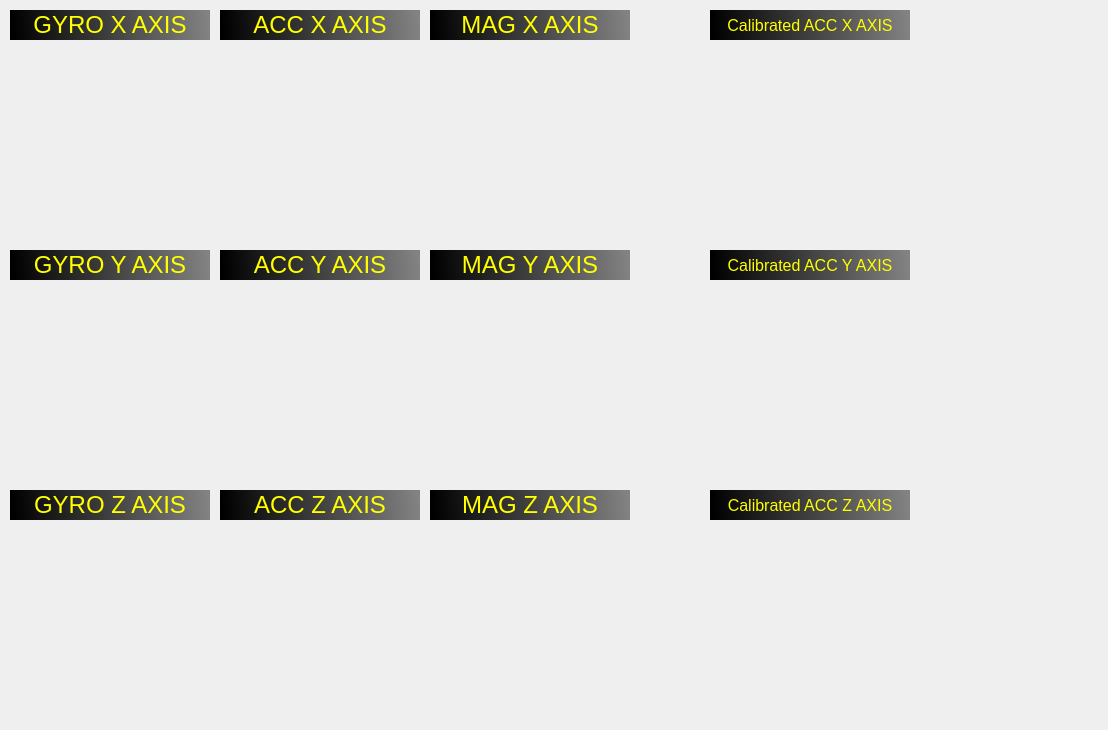
The window that mainwindow.ui (ahmetcihan/GUI_gyro_observer) describes before a commit, drawn with Qt 5.
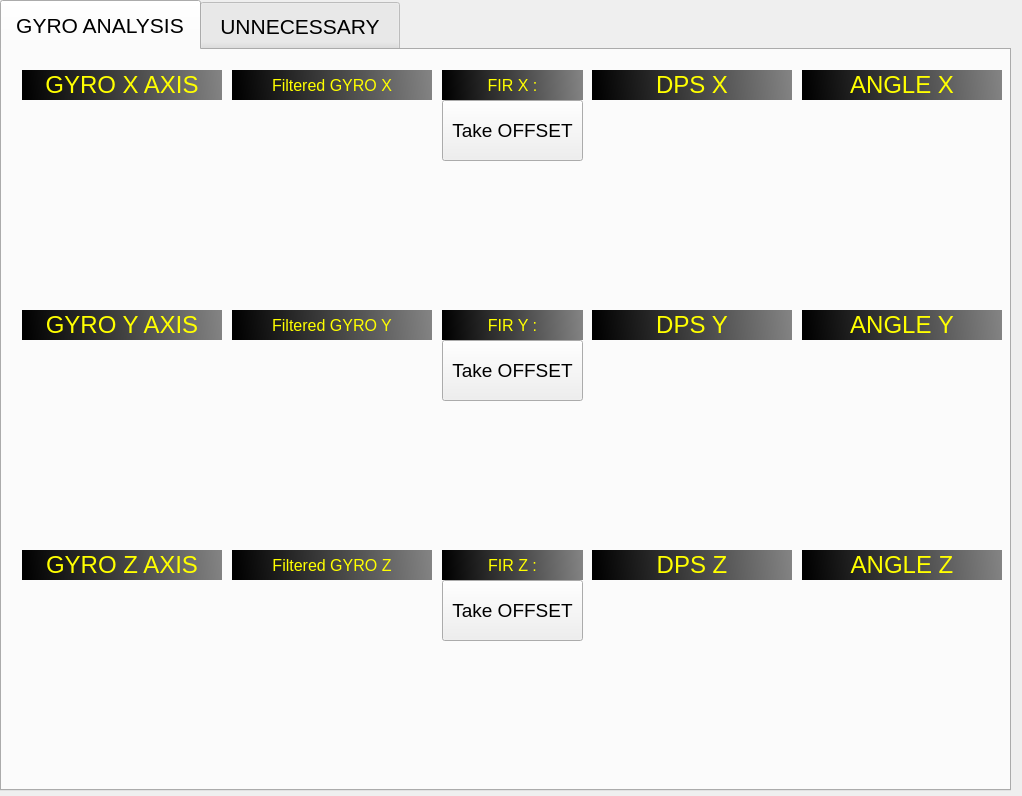
The same window after the commit.

Commit message: gyro plotting with filters and dps

What changed in the file:
```diff
--- a/mainwindow.ui
+++ b/mainwindow.ui
@@ -6,8 +6,8 @@
    <rect>
     <x>0</x>
     <y>0</y>
-    <width>1108</width>
-    <height>730</height>
+    <width>1022</width>
+    <height>796</height>
    </rect>
   </property>
   <property name="sizePolicy">
@@ -26,18 +26,43 @@
    <bool>false</bool>
   </property>
   <widget class="QWidget" name="centralWidget">
-   <widget class="QLabel" name="label_gyro_x">
+   <widget class="QTabWidget" name="tabWidget">
     <property name="geometry">
      <rect>
-      <x>10</x>
-      <y>10</y>
-      <width>200</width>
+      <x>0</x>
+      <y>0</y>
+      <width>1011</width>
+      <height>791</height>
+     </rect>
+    </property>
+    <property name="font">
+     <font>
+      <pointsize>16</pointsize>
+     </font>
+    </property>
+    <property name="styleSheet">
+     <string notr="true">QTabBar::tab { height: 50px; width: 200px}
+</string>
+    </property>
+    <property name="currentIndex">
+     <number>0</number>
+    </property>
+    <widget class="QWidget" name="tab">
+     <attribute name="title">
+      <string>GYRO ANALYSIS</string>
+     </attribute>
+     <widget class="QLabel" name="label_fir_gyro_y">
+      <property name="geometry">
+       <rect>
+        <x>440</x>
+        <y>260</y>
+        <width>141</width>
       <height>30</height>
      </rect>
     </property>
     <property name="font">
      <font>
-      <pointsize>18</pointsize>
+        <pointsize>12</pointsize>
      </font>
     </property>
     <property name="styleSheet">
@@ -45,62 +70,55 @@
 background-color: qlineargradient(spread:pad, x1:0, y1:0.0170455, x2:0.99, y2:0, stop:0 rgba(0, 0, 0, 255), stop:1 rgba(131, 131, 131, 255));</string>
     </property>
     <property name="text">
-     <string>GYRO X AXIS</string>
+       <string>FIR Y :</string>
     </property>
     <property name="alignment">
      <set>Qt::AlignCenter</set>
     </property>
    </widget>
-   <widget class="QWidget" name="plot_gyro_x" native="true">
+     <widget class="QWidget" name="plot_filtered_gyro_z" native="true">
     <property name="geometry">
      <rect>
-      <x>10</x>
-      <y>40</y>
+        <x>230</x>
+        <y>530</y>
       <width>200</width>
       <height>200</height>
      </rect>
     </property>
    </widget>
-   <widget class="QLabel" name="label_gyro_y">
-    <property name="geometry">
-     <rect>
-      <x>10</x>
-      <y>250</y>
-      <width>200</width>
-      <height>30</height>
-     </rect>
-    </property>
-    <property name="font">
-     <font>
-      <pointsize>18</pointsize>
-     </font>
-    </property>
-    <property name="styleSheet">
-     <string notr="true">color: rgb(255, 255, 0);
-background-color: qlineargradient(spread:pad, x1:0, y1:0.0170455, x2:0.99, y2:0, stop:0 rgba(0, 0, 0, 255), stop:1 rgba(131, 131, 131, 255));</string>
-    </property>
-    <property name="text">
-     <string>GYRO Y AXIS</string>
-    </property>
-    <property name="alignment">
-     <set>Qt::AlignCenter</set>
-    </property>
-   </widget>
    <widget class="QWidget" name="plot_gyro_y" native="true">
     <property name="geometry">
      <rect>
-      <x>10</x>
-      <y>280</y>
+        <x>20</x>
+        <y>290</y>
       <width>200</width>
       <height>200</height>
      </rect>
     </property>
    </widget>
+     <widget class="QPushButton" name="pushButton_offset_gyro_z">
+      <property name="geometry">
+       <rect>
+        <x>440</x>
+        <y>530</y>
+        <width>141</width>
+        <height>61</height>
+       </rect>
+      </property>
+      <property name="font">
+       <font>
+        <pointsize>14</pointsize>
+       </font>
+      </property>
+      <property name="text">
+       <string>Take OFFSET</string>
+      </property>
+     </widget>
    <widget class="QLabel" name="label_gyro_z">
     <property name="geometry">
      <rect>
-      <x>10</x>
-      <y>490</y>
+        <x>20</x>
+        <y>500</y>
       <width>200</width>
       <height>30</height>
      </rect>
@@ -124,24 +142,84 @@
    <widget class="QWidget" name="plot_gyro_z" native="true">
     <property name="geometry">
      <rect>
-      <x>10</x>
-      <y>520</y>
+        <x>20</x>
+        <y>530</y>
       <width>200</width>
       <height>200</height>
      </rect>
     </property>
    </widget>
-   <widget class="QLabel" name="label_acc_x">
+     <widget class="QLabel" name="label_filtered_gyro_z">
     <property name="geometry">
      <rect>
-      <x>220</x>
-      <y>10</y>
+        <x>230</x>
+        <y>500</y>
       <width>200</width>
       <height>30</height>
      </rect>
     </property>
     <property name="font">
      <font>
+        <pointsize>12</pointsize>
+       </font>
+      </property>
+      <property name="styleSheet">
+       <string notr="true">color: rgb(255, 255, 0);
+background-color: qlineargradient(spread:pad, x1:0, y1:0.0170455, x2:0.99, y2:0, stop:0 rgba(0, 0, 0, 255), stop:1 rgba(131, 131, 131, 255));</string>
+      </property>
+      <property name="text">
+       <string>Filtered GYRO Z</string>
+      </property>
+      <property name="alignment">
+       <set>Qt::AlignCenter</set>
+      </property>
+     </widget>
+     <widget class="QWidget" name="plot_filtered_gyro_y" native="true">
+      <property name="geometry">
+       <rect>
+        <x>230</x>
+        <y>290</y>
+        <width>200</width>
+        <height>200</height>
+       </rect>
+      </property>
+     </widget>
+     <widget class="QLabel" name="label_fir_gyro_z">
+      <property name="geometry">
+       <rect>
+        <x>440</x>
+        <y>500</y>
+        <width>141</width>
+        <height>30</height>
+       </rect>
+      </property>
+      <property name="font">
+       <font>
+        <pointsize>12</pointsize>
+       </font>
+      </property>
+      <property name="styleSheet">
+       <string notr="true">color: rgb(255, 255, 0);
+background-color: qlineargradient(spread:pad, x1:0, y1:0.0170455, x2:0.99, y2:0, stop:0 rgba(0, 0, 0, 255), stop:1 rgba(131, 131, 131, 255));</string>
+      </property>
+      <property name="text">
+       <string>FIR Z :</string>
+      </property>
+      <property name="alignment">
+       <set>Qt::AlignCenter</set>
+      </property>
+     </widget>
+     <widget class="QLabel" name="label_gyro_y">
+      <property name="geometry">
+       <rect>
+        <x>20</x>
+        <y>260</y>
+        <width>200</width>
+        <height>30</height>
+       </rect>
+      </property>
+      <property name="font">
+       <font>
       <pointsize>18</pointsize>
      </font>
     </property>
@@ -150,17 +228,17 @@
 background-color: qlineargradient(spread:pad, x1:0, y1:0.0170455, x2:0.99, y2:0, stop:0 rgba(0, 0, 0, 255), stop:1 rgba(131, 131, 131, 255));</string>
     </property>
     <property name="text">
-     <string>ACC X AXIS</string>
+       <string>GYRO Y AXIS</string>
     </property>
     <property name="alignment">
      <set>Qt::AlignCenter</set>
     </property>
    </widget>
-   <widget class="QLabel" name="label_acc_z">
+     <widget class="QLabel" name="label_gyro_x">
     <property name="geometry">
      <rect>
-      <x>220</x>
-      <y>490</y>
+        <x>20</x>
+        <y>20</y>
       <width>200</width>
       <height>30</height>
      </rect>
@@ -175,38 +253,159 @@
 background-color: qlineargradient(spread:pad, x1:0, y1:0.0170455, x2:0.99, y2:0, stop:0 rgba(0, 0, 0, 255), stop:1 rgba(131, 131, 131, 255));</string>
     </property>
     <property name="text">
-     <string>ACC Z AXIS</string>
+       <string>GYRO X AXIS</string>
     </property>
     <property name="alignment">
      <set>Qt::AlignCenter</set>
     </property>
    </widget>
-   <widget class="QWidget" name="plot_acc_z" native="true">
+     <widget class="QPushButton" name="pushButton_offset_gyro_y">
     <property name="geometry">
      <rect>
-      <x>220</x>
-      <y>520</y>
+        <x>440</x>
+        <y>290</y>
+        <width>141</width>
+        <height>61</height>
+       </rect>
+      </property>
+      <property name="font">
+       <font>
+        <pointsize>14</pointsize>
+       </font>
+      </property>
+      <property name="text">
+       <string>Take OFFSET</string>
+      </property>
+     </widget>
+     <widget class="QWidget" name="plot_gyro_x" native="true">
+      <property name="geometry">
+       <rect>
+        <x>20</x>
+        <y>50</y>
       <width>200</width>
       <height>200</height>
      </rect>
     </property>
    </widget>
-   <widget class="QWidget" name="plot_acc_x" native="true">
+     <widget class="QLabel" name="label_filtered_gyro_x">
     <property name="geometry">
      <rect>
-      <x>220</x>
-      <y>40</y>
+        <x>230</x>
+        <y>20</y>
       <width>200</width>
+        <height>30</height>
+       </rect>
+      </property>
+      <property name="font">
+       <font>
+        <pointsize>12</pointsize>
+       </font>
+      </property>
+      <property name="styleSheet">
+       <string notr="true">color: rgb(255, 255, 0);
+background-color: qlineargradient(spread:pad, x1:0, y1:0.0170455, x2:0.99, y2:0, stop:0 rgba(0, 0, 0, 255), stop:1 rgba(131, 131, 131, 255));</string>
+      </property>
+      <property name="text">
+       <string>Filtered GYRO X</string>
+      </property>
+      <property name="alignment">
+       <set>Qt::AlignCenter</set>
+      </property>
+     </widget>
+     <widget class="QPushButton" name="pushButton_offset_gyro_x">
+      <property name="geometry">
+       <rect>
+        <x>440</x>
+        <y>50</y>
+        <width>141</width>
+        <height>61</height>
+       </rect>
+      </property>
+      <property name="font">
+       <font>
+        <pointsize>14</pointsize>
+       </font>
+      </property>
+      <property name="text">
+       <string>Take OFFSET</string>
+      </property>
+     </widget>
+     <widget class="QLabel" name="label_filtered_gyro_y">
+      <property name="geometry">
+       <rect>
+        <x>230</x>
+        <y>260</y>
+        <width>200</width>
+        <height>30</height>
+       </rect>
+      </property>
+      <property name="font">
+       <font>
+        <pointsize>12</pointsize>
+       </font>
+      </property>
+      <property name="styleSheet">
+       <string notr="true">color: rgb(255, 255, 0);
+background-color: qlineargradient(spread:pad, x1:0, y1:0.0170455, x2:0.99, y2:0, stop:0 rgba(0, 0, 0, 255), stop:1 rgba(131, 131, 131, 255));</string>
+      </property>
+      <property name="text">
+       <string>Filtered GYRO Y</string>
+      </property>
+      <property name="alignment">
+       <set>Qt::AlignCenter</set>
+      </property>
+     </widget>
+     <widget class="QLabel" name="label_fir_gyro_x">
+      <property name="geometry">
+       <rect>
+        <x>440</x>
+        <y>20</y>
+        <width>141</width>
+        <height>30</height>
+       </rect>
+      </property>
+      <property name="font">
+       <font>
+        <pointsize>12</pointsize>
+       </font>
+      </property>
+      <property name="styleSheet">
+       <string notr="true">color: rgb(255, 255, 0);
+background-color: qlineargradient(spread:pad, x1:0, y1:0.0170455, x2:0.99, y2:0, stop:0 rgba(0, 0, 0, 255), stop:1 rgba(131, 131, 131, 255));</string>
+      </property>
+      <property name="text">
+       <string>FIR X :</string>
+      </property>
+      <property name="alignment">
+       <set>Qt::AlignCenter</set>
+      </property>
+     </widget>
+     <widget class="QWidget" name="plot_filtered_gyro_x" native="true">
+      <property name="geometry">
+       <rect>
+        <x>230</x>
+        <y>50</y>
+        <width>200</width>
       <height>200</height>
      </rect>
     </property>
    </widget>
-   <widget class="QLabel" name="label_acc_y">
+     <widget class="QWidget" name="plot_gyro_dps_z" native="true">
     <property name="geometry">
      <rect>
-      <x>220</x>
-      <y>250</y>
+        <x>590</x>
+        <y>530</y>
       <width>200</width>
+        <height>200</height>
+       </rect>
+      </property>
+     </widget>
+     <widget class="QLabel" name="label_gyro_dps_y">
+      <property name="geometry">
+       <rect>
+        <x>590</x>
+        <y>260</y>
+        <width>200</width>
       <height>30</height>
      </rect>
     </property>
@@ -220,26 +419,241 @@
 background-color: qlineargradient(spread:pad, x1:0, y1:0.0170455, x2:0.99, y2:0, stop:0 rgba(0, 0, 0, 255), stop:1 rgba(131, 131, 131, 255));</string>
     </property>
     <property name="text">
-     <string>ACC Y AXIS</string>
+       <string>DPS Y</string>
     </property>
     <property name="alignment">
      <set>Qt::AlignCenter</set>
     </property>
    </widget>
+     <widget class="QWidget" name="plot_gyro_dps_x" native="true">
+      <property name="geometry">
+       <rect>
+        <x>590</x>
+        <y>50</y>
+        <width>200</width>
+        <height>200</height>
+       </rect>
+      </property>
+     </widget>
+     <widget class="QWidget" name="plot_gyro_dps_y" native="true">
+      <property name="geometry">
+       <rect>
+        <x>590</x>
+        <y>290</y>
+        <width>200</width>
+        <height>200</height>
+       </rect>
+      </property>
+     </widget>
+     <widget class="QLabel" name="label_gyro_dps_x">
+      <property name="geometry">
+       <rect>
+        <x>590</x>
+        <y>20</y>
+        <width>200</width>
+        <height>30</height>
+       </rect>
+      </property>
+      <property name="font">
+       <font>
+        <pointsize>18</pointsize>
+       </font>
+      </property>
+      <property name="styleSheet">
+       <string notr="true">color: rgb(255, 255, 0);
+background-color: qlineargradient(spread:pad, x1:0, y1:0.0170455, x2:0.99, y2:0, stop:0 rgba(0, 0, 0, 255), stop:1 rgba(131, 131, 131, 255));</string>
+      </property>
+      <property name="text">
+       <string>DPS X</string>
+      </property>
+      <property name="alignment">
+       <set>Qt::AlignCenter</set>
+      </property>
+     </widget>
+     <widget class="QLabel" name="label_gyro_dps_z">
+      <property name="geometry">
+       <rect>
+        <x>590</x>
+        <y>500</y>
+        <width>200</width>
+        <height>30</height>
+       </rect>
+      </property>
+      <property name="font">
+       <font>
+        <pointsize>18</pointsize>
+       </font>
+      </property>
+      <property name="styleSheet">
+       <string notr="true">color: rgb(255, 255, 0);
+background-color: qlineargradient(spread:pad, x1:0, y1:0.0170455, x2:0.99, y2:0, stop:0 rgba(0, 0, 0, 255), stop:1 rgba(131, 131, 131, 255));</string>
+      </property>
+      <property name="text">
+       <string>DPS Z</string>
+      </property>
+      <property name="alignment">
+       <set>Qt::AlignCenter</set>
+      </property>
+     </widget>
+     <widget class="QWidget" name="plot_gyro_angle_y" native="true">
+      <property name="geometry">
+       <rect>
+        <x>800</x>
+        <y>290</y>
+        <width>200</width>
+        <height>200</height>
+       </rect>
+      </property>
+     </widget>
+     <widget class="QLabel" name="label_gyro_angle_z">
+      <property name="geometry">
+       <rect>
+        <x>800</x>
+        <y>500</y>
+        <width>200</width>
+        <height>30</height>
+       </rect>
+      </property>
+      <property name="font">
+       <font>
+        <pointsize>18</pointsize>
+       </font>
+      </property>
+      <property name="styleSheet">
+       <string notr="true">color: rgb(255, 255, 0);
+background-color: qlineargradient(spread:pad, x1:0, y1:0.0170455, x2:0.99, y2:0, stop:0 rgba(0, 0, 0, 255), stop:1 rgba(131, 131, 131, 255));</string>
+      </property>
+      <property name="text">
+       <string>ANGLE Z</string>
+      </property>
+      <property name="alignment">
+       <set>Qt::AlignCenter</set>
+      </property>
+     </widget>
+     <widget class="QWidget" name="plot_gyro_angle_x" native="true">
+      <property name="geometry">
+       <rect>
+        <x>800</x>
+        <y>50</y>
+        <width>200</width>
+        <height>200</height>
+       </rect>
+      </property>
+     </widget>
+     <widget class="QLabel" name="label_gyro_angle_x">
+      <property name="geometry">
+       <rect>
+        <x>800</x>
+        <y>20</y>
+        <width>200</width>
+        <height>30</height>
+       </rect>
+      </property>
+      <property name="font">
+       <font>
+        <pointsize>18</pointsize>
+       </font>
+      </property>
+      <property name="styleSheet">
+       <string notr="true">color: rgb(255, 255, 0);
+background-color: qlineargradient(spread:pad, x1:0, y1:0.0170455, x2:0.99, y2:0, stop:0 rgba(0, 0, 0, 255), stop:1 rgba(131, 131, 131, 255));</string>
+      </property>
+      <property name="text">
+       <string>ANGLE X</string>
+      </property>
+      <property name="alignment">
+       <set>Qt::AlignCenter</set>
+      </property>
+     </widget>
+     <widget class="QLabel" name="label_gyro_angle_y">
+      <property name="geometry">
+       <rect>
+        <x>800</x>
+        <y>260</y>
+        <width>200</width>
+        <height>30</height>
+       </rect>
+      </property>
+      <property name="font">
+       <font>
+        <pointsize>18</pointsize>
+       </font>
+      </property>
+      <property name="styleSheet">
+       <string notr="true">color: rgb(255, 255, 0);
+background-color: qlineargradient(spread:pad, x1:0, y1:0.0170455, x2:0.99, y2:0, stop:0 rgba(0, 0, 0, 255), stop:1 rgba(131, 131, 131, 255));</string>
+      </property>
+      <property name="text">
+       <string>ANGLE Y</string>
+      </property>
+      <property name="alignment">
+       <set>Qt::AlignCenter</set>
+      </property>
+     </widget>
+     <widget class="QWidget" name="plot_gyro_angle_z" native="true">
+      <property name="geometry">
+       <rect>
+        <x>800</x>
+        <y>530</y>
+        <width>200</width>
+        <height>200</height>
+       </rect>
+      </property>
+     </widget>
+    </widget>
+    <widget class="QWidget" name="tab_2">
+     <attribute name="title">
+      <string>UNNECESSARY</string>
+     </attribute>
    <widget class="QWidget" name="plot_acc_y" native="true">
     <property name="geometry">
      <rect>
-      <x>220</x>
+        <x>10</x>
       <y>280</y>
       <width>200</width>
       <height>200</height>
      </rect>
     </property>
    </widget>
+     <widget class="QWidget" name="plot_acc_z" native="true">
+      <property name="geometry">
+       <rect>
+        <x>10</x>
+        <y>520</y>
+        <width>200</width>
+        <height>200</height>
+       </rect>
+      </property>
+     </widget>
+     <widget class="QLabel" name="label_mag_z">
+      <property name="geometry">
+       <rect>
+        <x>220</x>
+        <y>490</y>
+        <width>200</width>
+        <height>30</height>
+       </rect>
+      </property>
+      <property name="font">
+       <font>
+        <pointsize>18</pointsize>
+       </font>
+      </property>
+      <property name="styleSheet">
+       <string notr="true">color: rgb(255, 255, 0);
+background-color: qlineargradient(spread:pad, x1:0, y1:0.0170455, x2:0.99, y2:0, stop:0 rgba(0, 0, 0, 255), stop:1 rgba(131, 131, 131, 255));</string>
+      </property>
+      <property name="text">
+       <string>MAG Z AXIS</string>
+      </property>
+      <property name="alignment">
+       <set>Qt::AlignCenter</set>
+      </property>
+     </widget>
    <widget class="QLabel" name="label_mag_y">
     <property name="geometry">
      <rect>
-      <x>430</x>
+        <x>220</x>
       <y>250</y>
       <width>200</width>
       <height>30</height>
@@ -264,17 +678,52 @@
    <widget class="QWidget" name="plot_mag_z" native="true">
     <property name="geometry">
      <rect>
-      <x>430</x>
+        <x>220</x>
       <y>520</y>
       <width>200</width>
       <height>200</height>
      </rect>
     </property>
    </widget>
+     <widget class="QWidget" name="plot_acc_x" native="true">
+      <property name="geometry">
+       <rect>
+        <x>10</x>
+        <y>40</y>
+        <width>200</width>
+        <height>200</height>
+       </rect>
+      </property>
+     </widget>
+     <widget class="QLabel" name="label_acc_y">
+      <property name="geometry">
+       <rect>
+        <x>10</x>
+        <y>250</y>
+        <width>200</width>
+        <height>30</height>
+       </rect>
+      </property>
+      <property name="font">
+       <font>
+        <pointsize>18</pointsize>
+       </font>
+      </property>
+      <property name="styleSheet">
+       <string notr="true">color: rgb(255, 255, 0);
+background-color: qlineargradient(spread:pad, x1:0, y1:0.0170455, x2:0.99, y2:0, stop:0 rgba(0, 0, 0, 255), stop:1 rgba(131, 131, 131, 255));</string>
+      </property>
+      <property name="text">
+       <string>ACC Y AXIS</string>
+      </property>
+      <property name="alignment">
+       <set>Qt::AlignCenter</set>
+      </property>
+     </widget>
    <widget class="QLabel" name="label_mag_x">
     <property name="geometry">
      <rect>
-      <x>430</x>
+        <x>220</x>
       <y>10</y>
       <width>200</width>
       <height>30</height>
@@ -296,110 +745,55 @@
      <set>Qt::AlignCenter</set>
     </property>
    </widget>
-   <widget class="QWidget" name="plot_mag_y" native="true">
-    <property name="geometry">
-     <rect>
-      <x>430</x>
-      <y>280</y>
-      <width>200</width>
-      <height>200</height>
-     </rect>
-    </property>
-   </widget>
    <widget class="QWidget" name="plot_mag_x" native="true">
     <property name="geometry">
      <rect>
-      <x>430</x>
+        <x>220</x>
       <y>40</y>
       <width>200</width>
       <height>200</height>
      </rect>
     </property>
    </widget>
-   <widget class="QLabel" name="label_mag_z">
+     <widget class="QWidget" name="plot_mag_y" native="true">
     <property name="geometry">
      <rect>
-      <x>430</x>
-      <y>490</y>
-      <width>200</width>
-      <height>30</height>
-     </rect>
-    </property>
-    <property name="font">
-     <font>
-      <pointsize>18</pointsize>
-     </font>
-    </property>
-    <property name="styleSheet">
-     <string notr="true">color: rgb(255, 255, 0);
-background-color: qlineargradient(spread:pad, x1:0, y1:0.0170455, x2:0.99, y2:0, stop:0 rgba(0, 0, 0, 255), stop:1 rgba(131, 131, 131, 255));</string>
-    </property>
-    <property name="text">
-     <string>MAG Z AXIS</string>
-    </property>
-    <property name="alignment">
-     <set>Qt::AlignCenter</set>
-    </property>
-   </widget>
-   <widget class="QWidget" name="plot_calibrated_acc_x" native="true">
-    <property name="geometry">
-     <rect>
-      <x>710</x>
-      <y>40</y>
-      <width>200</width>
-      <height>200</height>
-     </rect>
-    </property>
-   </widget>
-   <widget class="QWidget" name="plot_calibrated_acc_z" native="true">
-    <property name="geometry">
-     <rect>
-      <x>710</x>
-      <y>520</y>
-      <width>200</width>
-      <height>200</height>
-     </rect>
-    </property>
-   </widget>
-   <widget class="QLabel" name="label_calibrated_acc_z">
-    <property name="geometry">
-     <rect>
-      <x>710</x>
-      <y>490</y>
-      <width>200</width>
-      <height>30</height>
-     </rect>
-    </property>
-    <property name="font">
-     <font>
-      <pointsize>12</pointsize>
-     </font>
-    </property>
-    <property name="styleSheet">
-     <string notr="true">color: rgb(255, 255, 0);
-background-color: qlineargradient(spread:pad, x1:0, y1:0.0170455, x2:0.99, y2:0, stop:0 rgba(0, 0, 0, 255), stop:1 rgba(131, 131, 131, 255));</string>
-    </property>
-    <property name="text">
-     <string>Calibrated ACC Z AXIS</string>
-    </property>
-    <property name="alignment">
-     <set>Qt::AlignCenter</set>
-    </property>
-   </widget>
-   <widget class="QWidget" name="plot_calibrated_acc_y" native="true">
-    <property name="geometry">
-     <rect>
-      <x>710</x>
+        <x>220</x>
       <y>280</y>
       <width>200</width>
       <height>200</height>
      </rect>
     </property>
    </widget>
-   <widget class="QLabel" name="label_calibrated_acc_x">
+     <widget class="QLabel" name="label_acc_z">
     <property name="geometry">
      <rect>
-      <x>710</x>
+        <x>10</x>
+        <y>490</y>
+        <width>200</width>
+        <height>30</height>
+       </rect>
+      </property>
+      <property name="font">
+       <font>
+        <pointsize>18</pointsize>
+       </font>
+      </property>
+      <property name="styleSheet">
+       <string notr="true">color: rgb(255, 255, 0);
+background-color: qlineargradient(spread:pad, x1:0, y1:0.0170455, x2:0.99, y2:0, stop:0 rgba(0, 0, 0, 255), stop:1 rgba(131, 131, 131, 255));</string>
+      </property>
+      <property name="text">
+       <string>ACC Z AXIS</string>
+      </property>
+      <property name="alignment">
+       <set>Qt::AlignCenter</set>
+      </property>
+     </widget>
+     <widget class="QLabel" name="label_acc_x">
+      <property name="geometry">
+       <rect>
+        <x>10</x>
       <y>10</y>
       <width>200</width>
       <height>30</height>
@@ -407,7 +801,7 @@
     </property>
     <property name="font">
      <font>
-      <pointsize>12</pointsize>
+        <pointsize>18</pointsize>
      </font>
     </property>
     <property name="styleSheet">
@@ -415,36 +809,13 @@
 background-color: qlineargradient(spread:pad, x1:0, y1:0.0170455, x2:0.99, y2:0, stop:0 rgba(0, 0, 0, 255), stop:1 rgba(131, 131, 131, 255));</string>
     </property>
     <property name="text">
-     <string>Calibrated ACC X AXIS</string>
+       <string>ACC X AXIS</string>
     </property>
     <property name="alignment">
      <set>Qt::AlignCenter</set>
     </property>
    </widget>
-   <widget class="QLabel" name="label_calibrated_acc_y">
-    <property name="geometry">
-     <rect>
-      <x>710</x>
-      <y>250</y>
-      <width>200</width>
-      <height>30</height>
-     </rect>
-    </property>
-    <property name="font">
-     <font>
-      <pointsize>12</pointsize>
-     </font>
-    </property>
-    <property name="styleSheet">
-     <string notr="true">color: rgb(255, 255, 0);
-background-color: qlineargradient(spread:pad, x1:0, y1:0.0170455, x2:0.99, y2:0, stop:0 rgba(0, 0, 0, 255), stop:1 rgba(131, 131, 131, 255));</string>
-    </property>
-    <property name="text">
-     <string>Calibrated ACC Y AXIS</string>
-    </property>
-    <property name="alignment">
-     <set>Qt::AlignCenter</set>
-    </property>
+    </widget>
    </widget>
   </widget>
  </widget>
```
Lines whose indentation alone changed are shown as unchanged. The commit also changes 6 other files.
